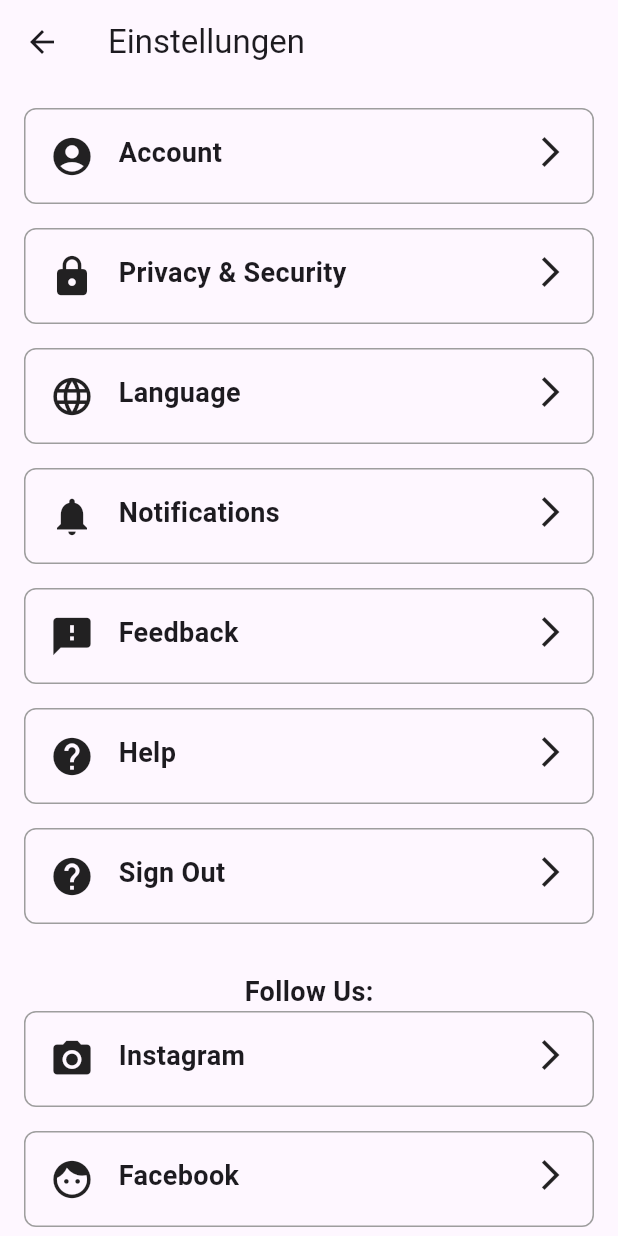
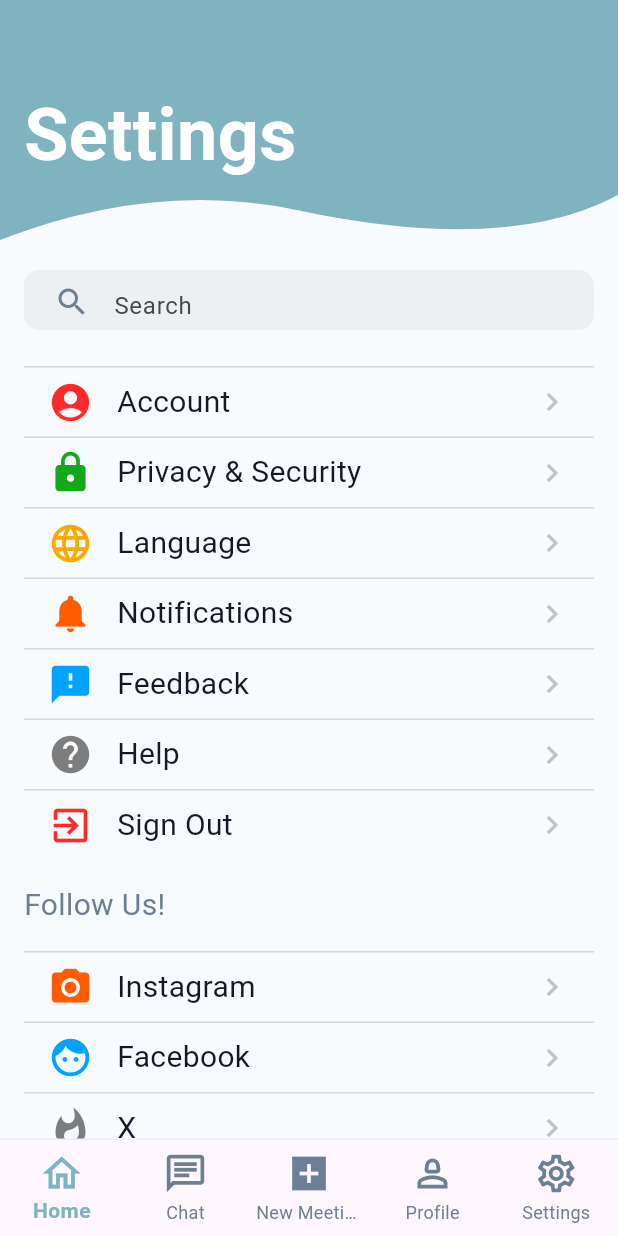
Before and after one commit to Quhaqun/MensaMatch, a Flutter app: the Settings screen opened directly, on a phone screen of 412 x 824 dp. Run offline on Flutter 3.47's test engine with Material 3 defaults, Android fonts, the phone set to English and light mode, and no system bars; our stand-ins replace appwrite, flutter_svg, google_fonts, image_picker; missing offline and left inert: async_foreach, cross_file_image, dart:ffi.

Commit message:
Added Settings Page

```diff
--- a/lib/components/settings_entry.dart
+++ b/lib/components/settings_entry.dart
@@ -1,45 +1,59 @@
 import 'package:flutter/material.dart';
+import 'package:mensa_match/constants/colors.dart';
+import 'package:google_fonts/google_fonts.dart';
 
 class SettingsBox extends StatelessWidget {
   final String title;
   final IconData? icon;
   final VoidCallback onTap;
+  final Color color;
 
   const SettingsBox({
     Key? key,
     required this.title,
     required this.onTap,
     this.icon,
+    required this.color,
   }) : super(key: key);
 
   @override
   Widget build(BuildContext context) {
     return GestureDetector(
-      onTap: onTap,
+      onTap: () {},
       child: Container(
-        padding: EdgeInsets.all(16.0),
-        margin: EdgeInsets.only(bottom: 16.0),
+        padding:
+            EdgeInsets.only(left: 16.0, right: 16.0, top: 8.0, bottom: 8.0),
         decoration: BoxDecoration(
-          border: Border.all(color: Colors.grey),
-          borderRadius: BorderRadius.circular(8.0),
+          border: Border(
+            top: BorderSide(
+              color: AppColors.textColorAccent,
+              width: 1.0,
+            ),
+          ),
         ),
         child: Row(
-          crossAxisAlignment: CrossAxisAlignment.start, // Text linksbündig
-          mainAxisAlignment: MainAxisAlignment.spaceBetween,
           children: [
-            if (icon != null)
-              Icon(
-                icon,
-                size: 30.0,
-              ),
-            SizedBox(width: 16.0), // Abstand zwischen Icon und Text
+            Icon(
+              icon,
+              size: 30.0,
+              color: color
+            ),
+            SizedBox(width: 16.0),
             Expanded(
               child: Text(
                 title,
-                style: TextStyle(fontSize: 18.0, fontWeight: FontWeight.bold),
+                style: GoogleFonts.roboto(
+                  color: AppColors.textColorDark,
+                  fontWeight: FontWeight.w400,
+                  fontSize: 20,
+                ),
               ),
             ),
-            Icon(Icons.arrow_forward_ios),
+            Icon(
+              Icons.chevron_right,
+              color: AppColors.dividerGray,
+              size: 24.0,
+            ),
           ],
         ),
       ),
--- a/lib/pages/settings.dart
+++ b/lib/pages/settings.dart
@@ -3,9 +3,14 @@ import 'package:flutter/material.dart';
 import 'package:mensa_match/components/settings_entry.dart';
 import 'package:mensa_match/components/settings_social_entry.dart';
 import 'package:mensa_match/pages/login.dart';
+import 'package:google_fonts/google_fonts.dart';
 
 import 'package:provider/provider.dart';
 import 'package:mensa_match/appwrite/auth_api.dart';
+import 'package:mensa_match/components/toolbar.dart';
+import 'package:mensa_match/constants/colors.dart';
+import 'package:mensa_match/components/wave_background.dart';
+import 'package:mensa_match/components/page_header.dart';
 
 import 'package:provider/provider.dart';
 import 'package:mensa_match/appwrite/auth_api.dart';
@@ -16,16 +21,30 @@ class Settings extends StatelessWidget {
   @override
   Widget build(BuildContext context) {
     return Scaffold(
-      appBar: AppBar(
-        title: Text('Einstellungen'),
+      backgroundColor: AppColors.backgroundColorLight,
+      body: LayoutBuilder(builder: (context, constraints) {
+        return SingleChildScrollView(
+          child: ConstrainedBox(
+            constraints: BoxConstraints(minHeight: constraints.maxHeight),
+            child: CustomPaint(
+              painter: WaveBackgroundPainterShort(baseHeight: 160),
+              child: Padding(
+                padding: const EdgeInsets.only(left: 16.0, right: 16.0),
+                child: Container(
+                  child: Column(
+                    crossAxisAlignment: CrossAxisAlignment.start,
+                    children: [
+                      const PageHeader(
+                        title: 'Settings',
+                        backButton: false,
+                        headerHeight: 180,
                       ),
-      body: SingleChildScrollView(child: Padding(
-        padding: EdgeInsets.all(16.0),
-        child: Column(
-          children: [
+                      _buildSearchBar(),
+                      const SizedBox(height: 24),
                       SettingsBox(
                         title: 'Account',
                         icon: Icons.account_circle,
+                        color: const Color(0xFFFF2929),
                         onTap: () {
                           // Aktion für Account-Einstellungen
                         },
@@ -33,6 +52,7 @@ class Settings extends StatelessWidget {
                       SettingsBox(
                         title: 'Privacy & Security',
                         icon: Icons.lock,
+                        color: const Color(0xFF11A917),
                         onTap: () {
                           // Aktion für Datenschutz- und Sicherheitseinstellungen
                         },
@@ -40,6 +60,7 @@ class Settings extends StatelessWidget {
                       SettingsBox(
                         title: 'Language',
                         icon: Icons.language,
+                        color: const Color(0xFFFFA800),
                         onTap: () {
                           // Aktion für Spracheinstellungen
                         },
@@ -47,6 +68,7 @@ class Settings extends StatelessWidget {
                       SettingsBox(
                         title: 'Notifications',
                         icon: Icons.notifications,
+                        color: const Color(0xFFFF5C00),
                         onTap: () {
                           // Aktion für Benachrichtigungseinstellungen
                         },
@@ -54,6 +76,7 @@ class Settings extends StatelessWidget {
                       SettingsBox(
                         title: 'Feedback',
                         icon: Icons.feedback,
+                        color: const Color(0xFF00A3FF),
                         onTap: () {
                           // Aktion für Feedback-Einstellungen
                         },
@@ -61,46 +84,95 @@ class Settings extends StatelessWidget {
                       SettingsBox(
                         title: 'Help',
                         icon: Icons.help,
+                        color: const Color(0xFF7D7D7D),
                         onTap: () {
                           // Aktion für Hilfeeinstellungen
                         },
                       ),
                       SettingsBox(
                         title: 'Sign Out',
-              icon: Icons.help,
+                        icon: Icons.exit_to_app,
+                        color: const Color(0xFFFF2929),
                         onTap: () {
                           // Aktion für Hilfeeinstellungen
                           final AuthAPI appwrite = context.read<AuthAPI>();
                           appwrite.signOut();
                           Navigator.push(
                               context,
-                  MaterialPageRoute(builder: (context) => LoginPage())
-                );
+                              MaterialPageRoute(
+                                  builder: (context) => LoginPage()));
                         },
                       ),
                       SizedBox(height: 16),
-            const Text(
-              'Follow Us:',
-              style: TextStyle(fontSize: 18, fontWeight: FontWeight.bold),
+                      Text(
+                        'Follow Us!',
+                        style: GoogleFonts.roboto(
+                          color: AppColors.textColorGray,
+                          fontWeight: FontWeight.w400,
+                          fontSize: 20,
                         ),
-            const FollowUsBox(
+                      ),
+                      SizedBox(height: 16),
+                      SettingsBox(
                         title: 'Instagram',
-              link: 'https://www.instagram.com/',
                         icon: Icons.camera_alt,
+                        color: const Color(0xFFFF5C00),
+                        onTap: () {
+                          // Aktion für Benachrichtigungseinstellungen
+                        },
                       ),
-            const FollowUsBox(
+                      SettingsBox(
                         title: 'Facebook',
-              link: 'https://www.facebook.com/',
                         icon: Icons.face,
+                        color: const Color(0xFF00A3FF),
+                        onTap: () {
+                          // Aktion für Feedback-Einstellungen
+                        },
                       ),
-            const FollowUsBox(
+                      SettingsBox(
                         title: 'X',
-              link: 'https://www.example.com/',
-              icon: Icons.clear, // Icons.clear als Platzhalter für "X"
+                        icon: Icons.whatshot,
+                        color: const Color(0xFF7D7D7D),
+                        onTap: () {
+                          // Aktion für Hilfeeinstellungen
+                        },
                       ),
                     ],
                   ),
                 ),
-    ));
+              ),
+            ),
+          ),
+        );
+      }),
+      bottomNavigationBar: const MyIconToolbar(),
+    );
   }
 }
+
+Widget _buildSearchBar() {
+  return Container(
+    height: 40, // Set the height of the search bar
+    padding: const EdgeInsets.symmetric(horizontal: 8),
+    decoration: BoxDecoration(
+      color: AppColors.cardColor,
+      borderRadius: BorderRadius.circular(10),
+    ),
+    child: const TextField(
+      // controller: _searchController,
+      decoration: InputDecoration(
+        hintText: 'Search',
+        prefixIcon: Padding(
+          padding: EdgeInsets.symmetric(vertical: 9), // Adjust vertical padding
+          child: Icon(
+            Icons.search,
+            color:
+                AppColors.textColorGray, // Change the color of the search icon
+          ),
+        ),
+        border: InputBorder.none,
+        contentPadding: EdgeInsets.symmetric(vertical: 8), // Set to 0
+      ),
+    ),
+  );
+}
```
Lines whose indentation alone changed are shown as unchanged.
